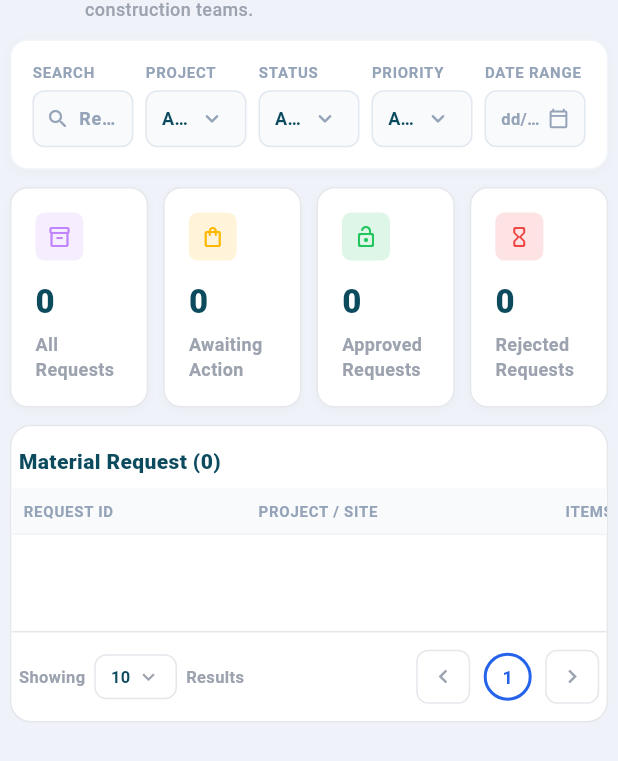
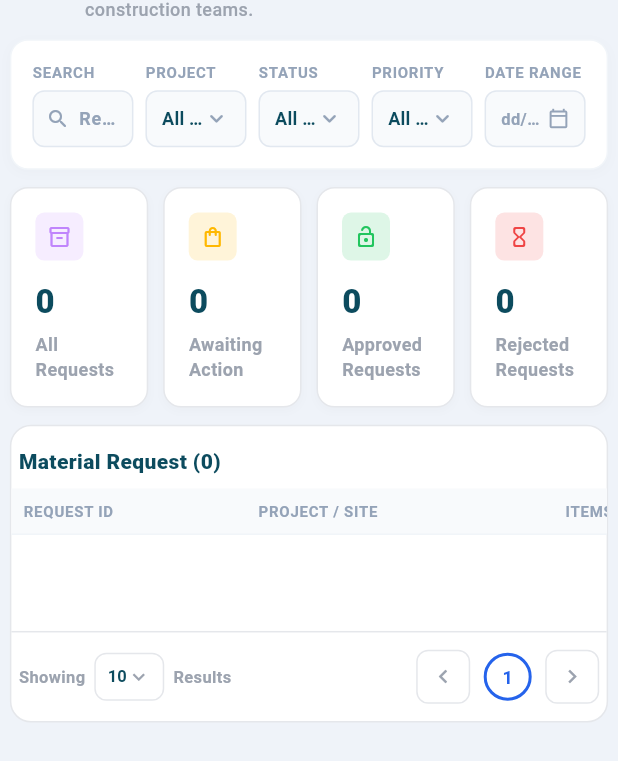
Before and after one commit to rohit0915/Mr-Storage-Material-Contruction-Tablet-Version-Integration, a Flutter app: the MaterialRequestsView screen opened by its route, after a tap on the "menu" icon, after a tap on the "notifications none" icon, on a phone screen of 412 x 824 dp. Shown: the part 273-1034 px from the top of the screen. Run offline on Flutter 3.47's test engine with Material 3 defaults, Android fonts, the phone set to English and light mode, and no system bars; drawn by our look-alikes of toastification; our stand-ins replace file_picker, get, pdf, printing, qr_flutter, shared_preferences and 1 more; missing offline and left inert: mobile_scanner; accounts and stored records are empty; network calls fail.

Commit message:
Dynamic page size selection for 5 modules (Label Printing, Material Requests, Dispatch Verification, Bundle Scan, Packing List), dashboard navigation links to various modules (Project Calendar, Delivery Tracking, Notifications), and enhanced project filtering logic.

```diff
--- a/lib/features/bundle_scan/views/bundle_scan_view.dart
+++ b/lib/features/bundle_scan/views/bundle_scan_view.dart
@@ -956,7 +956,7 @@ class _PaginationBar extends StatelessWidget {
                   ),
                   child: DropdownButtonHideUnderline(
                     child: DropdownButton<int>(
-                      value: [10, 20, 50].contains(limit) ? limit : 10,
+                      value: [10, 15, 20, 50].contains(limit) ? limit : 10,
                       isDense: true,
                       style: const TextStyle(
                         fontSize: 13,
@@ -965,6 +965,7 @@ class _PaginationBar extends StatelessWidget {
                       ),
                       items: const [
                         DropdownMenuItem(value: 10, child: Text('10')),
+                        DropdownMenuItem(value: 15, child: Text('15')),
                         DropdownMenuItem(value: 20, child: Text('20')),
                         DropdownMenuItem(value: 50, child: Text('50')),
                       ],
--- a/lib/features/dashboard/widgets/freight_carriers_card.dart
+++ b/lib/features/dashboard/widgets/freight_carriers_card.dart
@@ -2,6 +2,7 @@ import 'package:flutter/material.dart';
 import 'package:get/get.dart';
 
 import '../../../app/constants/get_builder_ids.dart';
+import '../../../app/routes/app_routes.dart';
 import '../../../app/theme/app_colors.dart';
 import '../controllers/dashboard_controller.dart';
 import '../models/dashboard_models.dart';
@@ -41,7 +42,7 @@ class FreightCarriersCard extends StatelessWidget {
                       ),
                     ),
                     OutlinedButton(
-                      onPressed: () {},
+                      onPressed: () => Get.toNamed(AppRoutes.deliveryTracking),
                       style: OutlinedButton.styleFrom(
                         foregroundColor: AppColors.textPrimary,
                         side: const BorderSide(color: AppColors.cardBorder),
--- a/lib/features/dashboard/widgets/recent_activity_card.dart
+++ b/lib/features/dashboard/widgets/recent_activity_card.dart
@@ -2,6 +2,7 @@ import 'package:flutter/material.dart';
 import 'package:get/get.dart';
 
 import '../../../app/constants/get_builder_ids.dart';
+import '../../../app/routes/app_routes.dart';
 import '../../../app/theme/app_colors.dart';
 import '../controllers/dashboard_controller.dart';
 import '../models/dashboard_models.dart';
@@ -35,7 +36,7 @@ class RecentActivityCard extends StatelessWidget {
                 ),
               ),
               OutlinedButton(
-                onPressed: () {},
+                onPressed: () => Get.toNamed(AppRoutes.notifications),
                 style: OutlinedButton.styleFrom(
                   foregroundColor: AppColors.primaryBlue,
                   side: const BorderSide(color: AppColors.primaryBlue),
--- a/lib/features/material_requests/controllers/material_requests_controller.dart
+++ b/lib/features/material_requests/controllers/material_requests_controller.dart
@@ -65,8 +65,16 @@ class MaterialRequestsController extends GetxController {
 
   // Pagination
   final pageIndex = 0.obs;
-  final pageSize = 10;
+  final pageSize = 10.obs;
   final serverTotal = 0.obs;
+  final pageSizeOptions = const [10, 15, 20, 25, 50];
+
+  void setPageSize(int size) {
+    if (pageSize.value == size) return;
+    pageSize.value = size;
+    resetPagination();
+    fetchRequests();
+  }
 
   final filteredRequests = <MaterialRequestBoardItem>[].obs;
 
@@ -77,37 +85,49 @@ class MaterialRequestsController extends GetxController {
   }
 
   Future<void> _initialLoad() async {
-    final filterData = await _service.getFilters();
+    // 1. Fetch filters and projects in parallel
+    final results = await Future.wait([
+      _service.getFilters(),
+      _service.getProjects(),
+    ]);
+    final filterData = results[0] as Map<String, dynamic>?;
+    final projectRows = results[1] as List<Map<String, dynamic>>? ?? const [];
+
     final names = <String>['All Projects'];
+
     if (filterData != null && filterData['projects'] is List) {
       final pList = filterData['projects'] as List;
       for (final p in pList) {
         if (p is Map) {
-          final pName = (p['projectName'] ?? p['jobId'] ?? '').toString();
-          final jId = (p['jobId'] ?? '').toString();
-          final id = (p['leadId'] ?? p['_id'] ?? '').toString();
+          final pName = (p['projectName'] ?? p['name'] ?? p['title'] ?? p['jobId'] ?? '').toString();
+          final jId = (p['jobId'] ?? p['code'] ?? '').toString();
+          final id = (p['leadId'] ?? p['_id'] ?? p['id'] ?? '').toString();
           final label = pName.isNotEmpty && jId.isNotEmpty && pName != jId
               ? '$pName ($jId)'
               : (pName.isNotEmpty ? pName : jId);
-          if (label.isNotEmpty && id.isNotEmpty) {
-            _projectIdsByName[label] = id;
+          if (label.isNotEmpty) {
+            if (id.isNotEmpty) _projectIdsByName[label] = id;
             names.add(label);
           }
+        } else if (p is String && p.trim().isNotEmpty) {
+          names.add(p.trim());
         }
       }
     }
 
-    if (names.length <= 1) {
-      final projectRows = await _service.getProjects();
-      for (final row in projectRows) {
-        final name = (row['projectName'] ?? row['jobId'] ?? '').toString();
-        final id = (row['_id'] ?? row['leadId'] ?? '').toString();
-        if (name.isNotEmpty && id.isNotEmpty) {
-          _projectIdsByName[name] = id;
-          names.add(name);
-        }
+    for (final row in projectRows) {
+      final name = (row['projectName'] ?? row['name'] ?? row['title'] ?? row['jobId'] ?? '').toString();
+      final jId = (row['jobId'] ?? row['code'] ?? '').toString();
+      final id = (row['_id'] ?? row['id'] ?? row['leadId'] ?? '').toString();
+      final label = name.isNotEmpty && jId.isNotEmpty && name != jId
+          ? '$name ($jId)'
+          : (name.isNotEmpty ? name : jId);
+      if (label.isNotEmpty) {
+        if (id.isNotEmpty) _projectIdsByName[label] = id;
+        names.add(label);
       }
     }
+
     projects.assignAll(names.toSet());
 
     if (filterData != null) {
@@ -152,7 +172,7 @@ class MaterialRequestsController extends GetxController {
     try {
       final res = await _service.getMaterialRequests(
         page: pageIndex.value + 1,
-        limit: pageSize,
+        limit: pageSize.value,
         project:
             _projectIdsByName[selectedProject.value] ?? selectedProject.value,
         department: selectedDepartment.value,
@@ -202,6 +222,10 @@ class MaterialRequestsController extends GetxController {
               );
               parsed.add(boardItem);
 
+              if (boardItem.project.isNotEmpty &&
+                  !projects.contains(boardItem.project)) {
+                projects.add(boardItem.project);
+              }
               if (boardItem.department.isNotEmpty) {
                 dOpts.add(boardItem.department);
               }
@@ -299,7 +323,7 @@ class MaterialRequestsController extends GetxController {
 
   int get totalPages {
     if (serverTotal.value == 0) return 1;
-    return (serverTotal.value / pageSize).ceil();
+    return (serverTotal.value / pageSize.value).ceil().clamp(1, 9999);
   }
 
   String get dateRangeLabel {
--- a/lib/features/material_requests/services/material_requests_service.dart
+++ b/lib/features/material_requests/services/material_requests_service.dart
@@ -16,10 +16,22 @@ class MaterialRequestsService extends GetxService {
         ApiConstants.projects,
         queryParams: const {'page': '1', 'limit': '100'},
       );
-      final data = res is Map ? res['data'] : null;
-      final items = data is Map ? data['projects'] : null;
-      if (items is List) {
-        return items
+      List rawList = const [];
+      if (res is Map) {
+        if (res['data'] is Map && res['data']['projects'] is List) {
+          rawList = res['data']['projects'] as List;
+        } else if (res['projects'] is List) {
+          rawList = res['projects'] as List;
+        } else if (res['data'] is List) {
+          rawList = res['data'] as List;
+        } else if (res['items'] is List) {
+          rawList = res['items'] as List;
+        }
+      } else if (res is List) {
+        rawList = res;
+      }
+      if (rawList.isNotEmpty) {
+        return rawList
             .whereType<Map>()
             .map((item) => Map<String, dynamic>.from(item))
             .toList();
@@ -32,14 +44,30 @@ class MaterialRequestsService extends GetxService {
         tag: 'MAT_REQ_SVC',
       );
     }
+
+    // Fallback: try dashboard filters
+    try {
+      final res = await _apiClient.get(ApiConstants.dashboardFilters);
+      if (res is Map && res['data'] is Map && res['data']['projects'] is List) {
+        final pList = res['data']['projects'] as List;
+        return pList
+            .whereType<Map>()
+            .map((item) => Map<String, dynamic>.from(item))
+            .toList();
+      }
+    } catch (_) {}
+
     return const [];
   }
 
   Future<Map<String, dynamic>?> getFilters() async {
     try {
       final res = await _apiClient.get(ApiConstants.materialRequestsFilters);
-      if (res is Map && res['data'] is Map) {
-        return Map<String, dynamic>.from(res['data'] as Map);
+      if (res is Map) {
+        if (res['data'] is Map) {
+          return Map<String, dynamic>.from(res['data'] as Map);
+        }
+        return Map<String, dynamic>.from(res);
       }
     } catch (e, stackTrace) {
       AppLogger.e(
--- a/lib/features/material_requests/widgets/material_request_filters_row.dart
+++ b/lib/features/material_requests/widgets/material_request_filters_row.dart
@@ -54,6 +54,9 @@ class _MaterialRequestFiltersRowState extends State<MaterialRequestFiltersRow> {
       final dateRange = controller.dateRangeLabel;
       final hasDate = controller.hasDateFilter;
       final hasActive = controller.hasActiveFilters;
+      final projectList = controller.projects.toList();
+      final statusList = controller.statusList.toList();
+      final priorityList = controller.priorityList.toList();
 
       // Sync search field if reset externally
       if (controller.searchQuery.value.isEmpty &&
@@ -100,7 +103,7 @@ class _MaterialRequestFiltersRowState extends State<MaterialRequestFiltersRow> {
                   child: _DropdownBox(
                     label: 'PROJECT',
                     value: project,
-                    items: controller.projects,
+                    items: projectList,
                     onChanged: (v) => controller.setFilters(project: v),
                   ),
                 ),
@@ -111,7 +114,7 @@ class _MaterialRequestFiltersRowState extends State<MaterialRequestFiltersRow> {
                   child: _DropdownBox(
                     label: 'STATUS',
                     value: status,
-                    items: controller.statusList,
+                    items: statusList,
                     onChanged: (v) => controller.setFilters(status: v),
                   ),
                 ),
@@ -122,7 +125,7 @@ class _MaterialRequestFiltersRowState extends State<MaterialRequestFiltersRow> {
                   child: _DropdownBox(
                     label: 'PRIORITY',
                     value: priority,
-                    items: controller.priorityList,
+                    items: priorityList,
                     onChanged: (v) => controller.setFilters(priority: v),
                   ),
                 ),
@@ -329,19 +332,15 @@ class _DropdownBox extends StatelessWidget {
             border: Border.all(color: const Color(0xFFE2E8F0)),
           ),
           alignment: Alignment.center,
-          child: DropdownButtonFormField<String>(
+          child: DropdownButtonHideUnderline(
+            child: DropdownButton<String>(
               key: ValueKey('$label-$selectedVal-${list.length}'),
-            initialValue: selectedVal,
+              value: selectedVal,
               isExpanded: true,
               icon: const Icon(
                 Icons.keyboard_arrow_down_rounded,
                 size: 18,
                 color: Color(0xFF94A3B8),
-            ),
-            decoration: const InputDecoration(
-              isDense: true,
-              border: InputBorder.none,
-              contentPadding: EdgeInsets.zero,
               ),
               dropdownColor: Colors.white,
               items: list
@@ -364,6 +363,7 @@ class _DropdownBox extends StatelessWidget {
                 if (v == null) return;
                 onChanged(v);
               },
+            ),
           ),
         ),
       ],
--- a/lib/features/material_requests/widgets/material_request_pagination_bar.dart
+++ b/lib/features/material_requests/widgets/material_request_pagination_bar.dart
@@ -18,8 +18,8 @@ class MaterialRequestPaginationBar extends GetView<MaterialRequestsController> {
         return const SizedBox.shrink();
       }
 
-      final start = controller.pageIndex.value * controller.pageSize + 1;
-      final end = (start + controller.pageSize - 1).clamp(1, total);
+      final start = controller.pageIndex.value * controller.pageSize.value + 1;
+      final end = (start + controller.pageSize.value - 1).clamp(1, total);
 
       final current = controller.pageIndex.value;
       final pages = controller.totalPages;
--- a/lib/features/material_requests/widgets/material_request_table.dart
+++ b/lib/features/material_requests/widgets/material_request_table.dart
@@ -156,7 +156,7 @@ class MaterialRequestTable extends GetView<MaterialRequestsController> {
               currentPage: currentPage,
               totalPages: totalPages,
               totalCount: totalCount,
-              pageSize: controller.pageSize,
+              pageSize: controller.pageSize.value,
             ),
           ],
         ),
@@ -400,32 +400,42 @@ class _PaginationFooter extends GetView<MaterialRequestsController> {
               ),
               const SizedBox(width: 6),
               Container(
-                padding: const EdgeInsets.symmetric(
-                  horizontal: 10,
-                  vertical: 6,
-                ),
+                height: 32,
+                padding: const EdgeInsets.symmetric(horizontal: 8),
                 decoration: BoxDecoration(
                   border: Border.all(color: AppColors.cardBorder),
                   borderRadius: BorderRadius.circular(8),
                   color: Colors.white,
                 ),
-                child: Row(
-                  children: [
-                    Text(
-                      '$pageSize',
-                      style: TextStyle(
-                        fontWeight: FontWeight.w700,
-                        fontSize: fontSize,
-                        color: AppColors.textPrimary,
-                      ),
-                    ),
-                    const SizedBox(width: 4),
-                    Icon(
+                child: DropdownButtonHideUnderline(
+                  child: DropdownButton<int>(
+                    value: [10, 15, 20, 25, 50].contains(pageSize) ? pageSize : 10,
+                    icon: const Icon(
                       Icons.keyboard_arrow_down,
                       size: 16,
                       color: AppColors.textSecondary,
                     ),
-                  ],
+                    isDense: true,
+                    style: TextStyle(
+                      fontWeight: FontWeight.w700,
+                      fontSize: fontSize,
+                      color: AppColors.textPrimary,
+                    ),
+                    dropdownColor: Colors.white,
+                    items: const [10, 15, 20, 25, 50]
+                        .map(
+                          (val) => DropdownMenuItem(
+                            value: val,
+                            child: Text('$val'),
+                          ),
+                        )
+                        .toList(),
+                    onChanged: (val) {
+                      if (val != null) {
+                        controller.setPageSize(val);
+                      }
+                    },
+                  ),
                 ),
               ),
               const SizedBox(width: 6),
--- a/lib/features/packing_list/views/packing_list_view.dart
+++ b/lib/features/packing_list/views/packing_list_view.dart
@@ -942,7 +942,7 @@ class _PaginationBar extends StatelessWidget {
                   ),
                   child: DropdownButtonHideUnderline(
                     child: DropdownButton<int>(
-                      value: [10, 20, 50].contains(limit) ? limit : 10,
+                      value: [10, 15, 20, 50].contains(limit) ? limit : 10,
                       isDense: true,
                       style: const TextStyle(
                         fontSize: 13,
@@ -951,6 +951,7 @@ class _PaginationBar extends StatelessWidget {
                       ),
                       items: const [
                         DropdownMenuItem(value: 10, child: Text('10')),
+                        DropdownMenuItem(value: 15, child: Text('15')),
                         DropdownMenuItem(value: 20, child: Text('20')),
                         DropdownMenuItem(value: 50, child: Text('50')),
                       ],
--- a/lib/features/project_calendar/widgets/project_tab_body.dart
+++ b/lib/features/project_calendar/widgets/project_tab_body.dart
@@ -407,7 +407,7 @@ class _ProjectPaginationBar extends StatelessWidget {
                 ),
                 child: DropdownButtonHideUnderline(
                   child: DropdownButton<int>(
-                    value: [10, 20, 50].contains(currLimit) ? currLimit : 10,
+                    value: [10, 15, 20, 50].contains(currLimit) ? currLimit : 10,
                     isDense: true,
                     style: const TextStyle(
                       fontSize: 13,
@@ -415,6 +415,7 @@ class _ProjectPaginationBar extends StatelessWidget {
                     ),
                     items: const [
                       DropdownMenuItem(value: 10, child: Text('10')),
+                      DropdownMenuItem(value: 15, child: Text('15')),
                       DropdownMenuItem(value: 20, child: Text('20')),
                       DropdownMenuItem(value: 50, child: Text('50')),
                     ],
```
Also changed, not shown: lib/features/dashboard/widgets/active_sites_card.dart (+14 -6 lines), lib/features/dashboard/widgets/deadlines_card.dart (+14 -6 lines), lib/features/dashboard/widgets/delivery_overview_card.dart (+14 -6 lines), lib/features/dashboard/widgets/material_request_card.dart (+14 -6 lines), lib/features/dashboard/widgets/project_timeline_card.dart (+11 -2 lines), lib/features/dispatch_verification/controllers/dispatch_verification_controller.dart (+11 -4 lines), lib/features/dispatch_verification/views/dispatch_verification_view.dart (+56 -1 lines), lib/features/label_printing/controllers/label_printing_controller.dart (+11 -4 lines), lib/features/label_printing/widgets/label_printing_table.dart (+28 -18 lines). Lines whose indentation alone changed are shown as unchanged.
